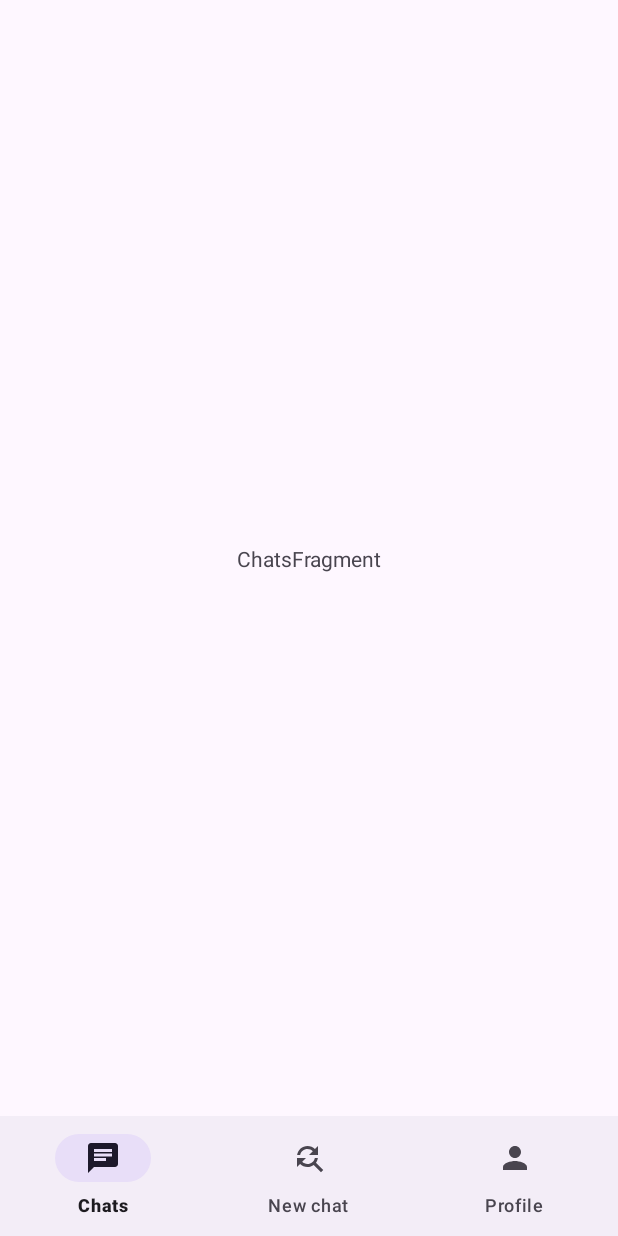
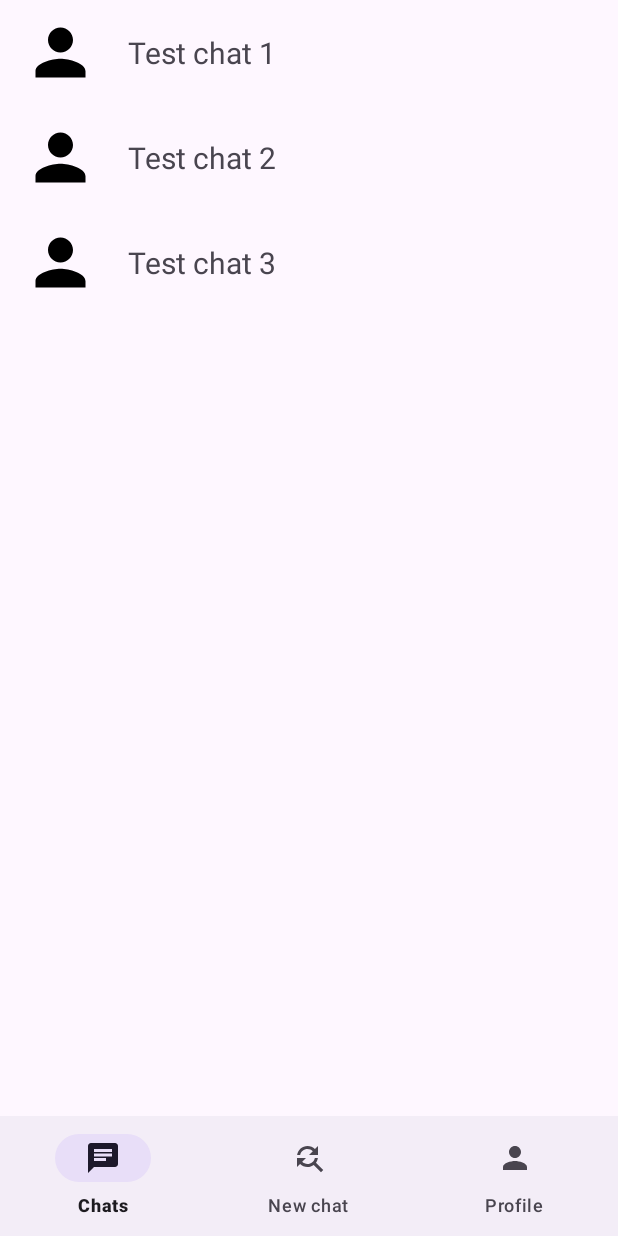
Before and after one commit to memaev/AndroidMessenger, an Android app: the screen it shows after launch once a user with an empty profile is signed in (MainActivity), on a phone screen of 412 x 824 dp. Run offline under Robolectric (Android 15) with nearby library versions, the phone set to English and light mode, and no system bars; our stand-ins replace CircleImageView, Firebase (no records; nobody signed in at launch, a user with empty details on screens opened directly); Roboto replaces fonts that are not available here.

Commit message:
Урок 4: добавлен recycler view в ChatsFragment

```diff
--- a/app/src/main/java/dem/corp/androidmessenger/RegisterActivity.java
+++ b/app/src/main/java/dem/corp/androidmessenger/RegisterActivity.java
@@ -45,6 +45,8 @@ public class RegisterActivity extends AppCompatActivity {
                                         userInfo.put("email", binding.emailEt.getText().toString());
                                         userInfo.put("username", binding.usernameEt.getText().toString());
                                         userInfo.put("profileImage", "");
+                                        userInfo.put("chats", "");
+
                                         FirebaseDatabase.getInstance().getReference().child("Users").child(FirebaseAuth.getInstance().getCurrentUser().getUid())
                                                 .setValue(userInfo);
 
--- a/app/src/main/java/dem/corp/androidmessenger/bottomnav/chats/ChatsFragment.java
+++ b/app/src/main/java/dem/corp/androidmessenger/bottomnav/chats/ChatsFragment.java
@@ -1,5 +1,6 @@
 package dem.corp.androidmessenger.bottomnav.chats;
 
+import androidx.fragment.app.Fragment;
 import android.os.Bundle;
 import android.view.LayoutInflater;
 import android.view.View;
@@ -7,8 +8,12 @@ import android.view.ViewGroup;
 
 import androidx.annotation.NonNull;
 import androidx.annotation.Nullable;
-import androidx.fragment.app.Fragment;
+import androidx.recyclerview.widget.LinearLayoutManager;
 
+import java.util.ArrayList;
+
+import dem.corp.androidmessenger.chats.Chat;
+import dem.corp.androidmessenger.chats.ChatsAdapter;
 import dem.corp.androidmessenger.databinding.FragmentChatsBinding;
 
 public class ChatsFragment extends Fragment {
@@ -19,8 +24,18 @@ public class ChatsFragment extends Fragment {
     public View onCreateView(@NonNull LayoutInflater inflater, @Nullable ViewGroup container, @Nullable Bundle savedInstanceState) {
         binding = FragmentChatsBinding.inflate(inflater, container, false);
 
-
+        loadChats();
 
         return binding.getRoot();
     }
+
+    private void loadChats(){
+        ArrayList<Chat> chats = new ArrayList<Chat>();
+        chats.add(new Chat("123", "Test chat 1", "123123", "123456"));
+        chats.add(new Chat("124", "Test chat 2", "123123", "123456"));
+        chats.add(new Chat("125", "Test chat 3", "123123", "123456"));
+
+        binding.chatsRv.setLayoutManager(new LinearLayoutManager(getContext()));
+        binding.chatsRv.setAdapter(new ChatsAdapter(chats));
+    }
 }
--- a/app/src/main/java/dem/corp/androidmessenger/bottomnav/profile/ProfileFragment.java
+++ b/app/src/main/java/dem/corp/androidmessenger/bottomnav/profile/ProfileFragment.java
@@ -10,7 +10,6 @@ import android.provider.MediaStore;
 import android.view.LayoutInflater;
 import android.view.View;
 import android.view.ViewGroup;
-import android.widget.ProgressBar;
 import android.widget.Toast;
 
 import androidx.activity.result.ActivityResult;
--- /dev/null
+++ b/app/src/main/java/dem/corp/androidmessenger/chats/Chat.java
@@ -0,0 +1,44 @@
+package dem.corp.androidmessenger.chats;
+
+public class Chat {
+    private String chat_id, chat_name, userId1, userId2;
+
+    public Chat(String chat_id, String chat_name, String userId1, String userId2) {
+        this.chat_id = chat_id;
+        this.chat_name = chat_name;
+        this.userId1 = userId1;
+        this.userId2 = userId2;
+    }
+
+    public String getChat_id() {
+        return chat_id;
+    }
+
+    public void setChat_id(String chat_id) {
+        this.chat_id = chat_id;
+    }
+
+    public String getChat_name() {
+        return chat_name;
+    }
+
+    public void setChat_name(String chat_name) {
+        this.chat_name = chat_name;
+    }
+
+    public String getUserId1() {
+        return userId1;
+    }
+
+    public void setUserId1(String userId1) {
+        this.userId1 = userId1;
+    }
+
+    public String getUserId2() {
+        return userId2;
+    }
+
+    public void setUserId2(String userId2) {
+        this.userId2 = userId2;
+    }
+}
--- /dev/null
+++ b/app/src/main/java/dem/corp/androidmessenger/chats/ChatViewHolder.java
@@ -0,0 +1,23 @@
+package dem.corp.androidmessenger.chats;
+
+import android.view.View;
+import android.widget.TextView;
+
+import androidx.annotation.NonNull;
+import androidx.recyclerview.widget.RecyclerView;
+
+import de.hdodenhof.circleimageview.CircleImageView;
+import dem.corp.androidmessenger.R;
+
+public class ChatViewHolder extends RecyclerView.ViewHolder{
+
+    CircleImageView chat_iv;
+    TextView chat_name_tv;
+
+    public ChatViewHolder(@NonNull View itemView) {
+        super(itemView);
+
+        chat_iv = itemView.findViewById(R.id.profile_iv);
+        chat_name_tv = itemView.findViewById(R.id.username_tv);
+    }
+}
--- /dev/null
+++ b/app/src/main/java/dem/corp/androidmessenger/chats/ChatsAdapter.java
@@ -0,0 +1,69 @@
+package dem.corp.androidmessenger.chats;
+
+import android.view.LayoutInflater;
+import android.view.View;
+import android.view.ViewGroup;
+import android.widget.Toast;
+
+import androidx.annotation.NonNull;
+import androidx.recyclerview.widget.RecyclerView;
+
+import com.bumptech.glide.Glide;
+import com.google.android.gms.tasks.OnCompleteListener;
+import com.google.android.gms.tasks.Task;
+import com.google.firebase.auth.FirebaseAuth;
+import com.google.firebase.database.DataSnapshot;
+import com.google.firebase.database.FirebaseDatabase;
+
+import java.util.ArrayList;
+
+import dem.corp.androidmessenger.R;
+
+public class ChatsAdapter extends RecyclerView.Adapter<ChatViewHolder>{
+
+    private ArrayList<Chat> chats;
+
+    public ChatsAdapter(ArrayList<Chat> chats){
+        this.chats = chats;
+    }
+
+    @NonNull
+    @Override
+    public ChatViewHolder onCreateViewHolder(@NonNull ViewGroup parent, int viewType) {
+        View view = LayoutInflater.from(parent.getContext()).inflate(R.layout.person_item_rv, parent, false);
+        return new ChatViewHolder(view);
+    }
+
+    @Override
+    public void onBindViewHolder(@NonNull ChatViewHolder holder, int position) {
+        holder.chat_name_tv.setText(chats.get(position).getChat_name());
+
+        String userId;
+        if (!chats.get(position).getUserId1().equals(FirebaseAuth.getInstance().getCurrentUser().getUid())){
+            userId = chats.get(position).getUserId1();
+        }else{
+            userId = chats.get(position).getUserId2();
+        }
+
+        FirebaseDatabase.getInstance().getReference().child("Users").child(userId)
+                .child("profileImage").get()
+                .addOnCompleteListener(new OnCompleteListener<DataSnapshot>() {
+                    @Override
+                    public void onComplete(@NonNull Task<DataSnapshot> task) {
+                        try{
+                            String profileImageUrl = task.getResult().getValue().toString();
+
+                            if (!profileImageUrl.isEmpty())
+                                Glide.with(holder.itemView.getContext()).load(profileImageUrl).into(holder.chat_iv);
+                        }catch(Exception e){
+                            Toast.makeText(holder.itemView.getContext(), "Failed to get profile image link", Toast.LENGTH_SHORT).show();
+                        }
+                    }
+                });
+    }
+
+    @Override
+    public int getItemCount() {
+        return chats.size();
+    }
+}
--- a/app/src/main/res/layout/fragment_chats.xml
+++ b/app/src/main/res/layout/fragment_chats.xml
@@ -6,13 +6,9 @@
     xmlns:tools="http://schemas.android.com/tools"
     tools:context=".bottomnav.chats.ChatsFragment">
 
-    <TextView
-        android:id="@+id/textView"
-        android:layout_width="wrap_content"
-        android:layout_height="wrap_content"
-        android:text="ChatsFragment"
-        app:layout_constraintBottom_toBottomOf="parent"
-        app:layout_constraintEnd_toEndOf="parent"
-        app:layout_constraintStart_toStartOf="parent"
-        app:layout_constraintTop_toTopOf="parent" />
+    <androidx.recyclerview.widget.RecyclerView
+        android:layout_width="match_parent"
+        android:layout_height="match_parent"
+        android:id="@+id/chats_rv"/>
+
 </androidx.constraintlayout.widget.ConstraintLayout>
```
Also changed, not shown: app/build.gradle (+5 -5 lines).
